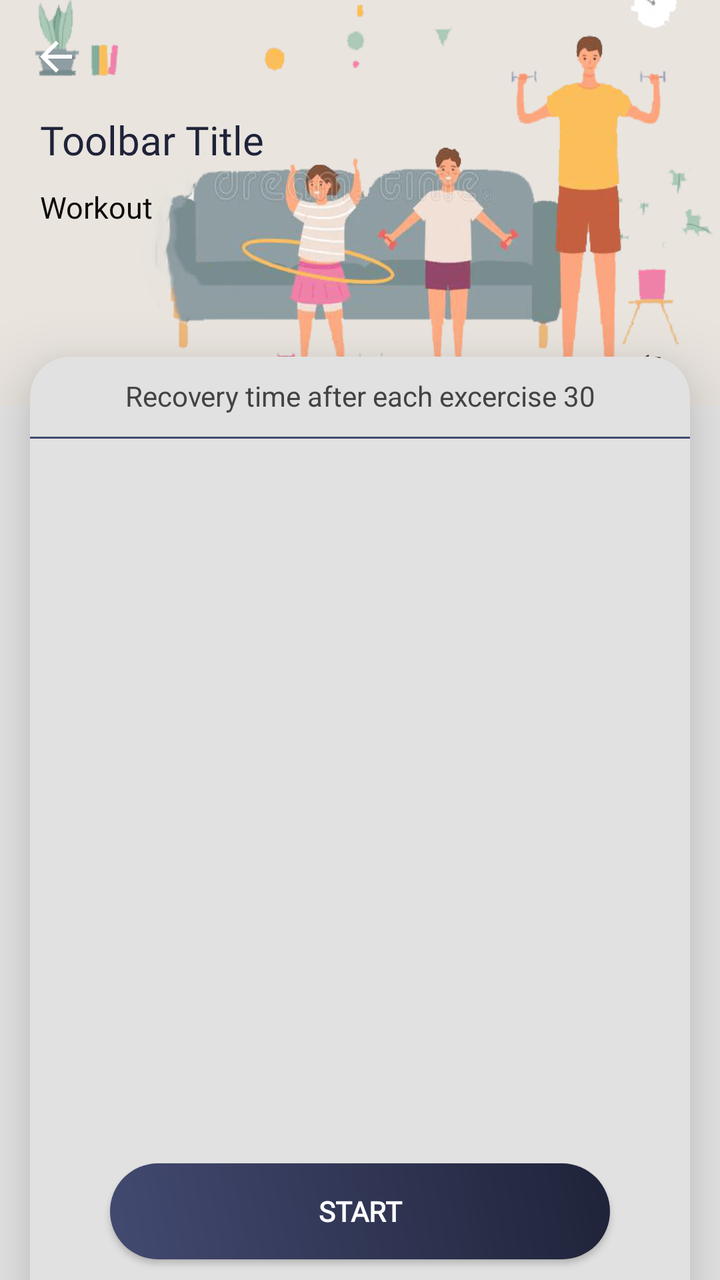
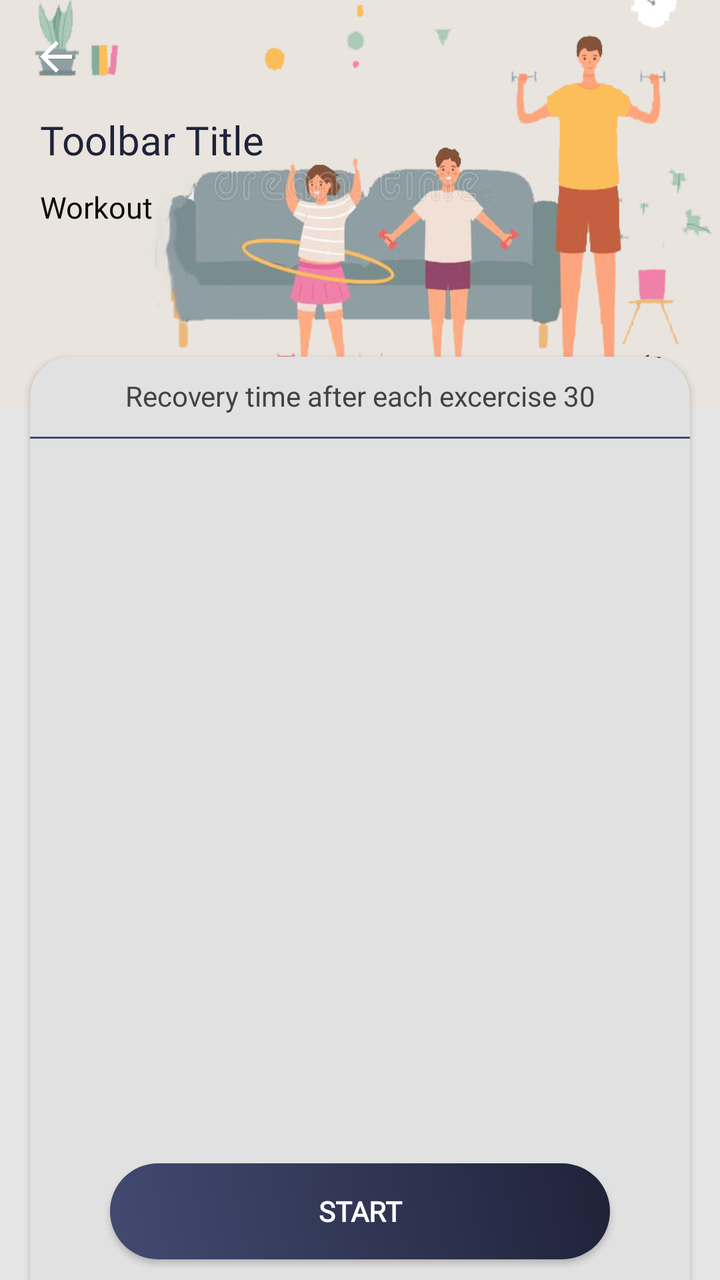

Before-and-after screenshots of an Android layout around one commit, followed by the original layout XML and the change that was made.
<!-- AndroidManifest.xml: application theme AppTheme -->
<!-- res/layout/day_layout.xml -->
<?xml version="1.0" encoding="utf-8"?>
<androidx.coordinatorlayout.widget.CoordinatorLayout xmlns:android="http://schemas.android.com/apk/res/android"
    xmlns:aapt="http://schemas.android.com/aapt"
    xmlns:app="http://schemas.android.com/apk/res-auto"
    android:layout_width="match_parent"
    android:layout_height="match_parent"
    android:background="@color/gray_color"
    android:orientation="vertical">

    <LinearLayout
        android:id="@+id/container"
        android:layout_width="match_parent"
        android:layout_height="match_parent"
        android:orientation="vertical">

        <com.google.android.material.appbar.AppBarLayout
            android:id="@+id/appBarLayout"
            android:layout_width="match_parent"
            android:layout_height="wrap_content"
            android:layout_marginTop="-30dp"
            android:background="@mipmap/workout_banner_newer">


            <androidx.appcompat.widget.Toolbar
                android:id="@+id/mtoolbar"
                android:layout_width="match_parent"
                android:layout_height="match_parent"
                android:layout_gravity="center_vertical"
                android:layout_marginTop="30dp"
                android:gravity="center"
                android:theme="@style/myToolbarTheme"
                app:navigationIcon="?attr/homeAsUpIndicator">

                <TextView
                    android:id="@+id/mtoolbar_title"
                    android:layout_width="match_parent"
                    android:layout_height="match_parent"
                    android:fontFamily="@font/roboto_black"
                    android:gravity="start"
                    android:text="Toolbar Title"
                    android:textAlignment="textStart"
                    android:textColor="@color/black"
                    android:textSize="20sp"
                    android:visibility="gone" />
            </androidx.appcompat.widget.Toolbar>


            <TextView
                android:id="@+id/mtoolbar_title1"
                android:layout_width="match_parent"
                android:layout_height="match_parent"
                android:layout_marginLeft="@dimen/text_20"
                android:fontFamily="@font/roboto_black"
                android:gravity="start"
                android:text="Toolbar Title"
                android:textAlignment="textStart"
                android:textColor="@color/colorPrimaryDark"
                android:textSize="20sp" />

            <TextView
                android:id="@+id/title"
                android:layout_width="match_parent"
                android:layout_height="match_parent"
                android:layout_marginLeft="20dp"
                android:layout_marginTop="10dp"
                android:fontFamily="@font/gothic"
                android:text="Workout"
                android:textColor="@color/colorBlack"
                android:textSize="15sp" />
        </com.google.android.material.appbar.AppBarLayout>

        <androidx.cardview.widget.CardView
            android:id="@+id/cardviewone"
            android:layout_width="match_parent"
            android:layout_height="match_parent"
            android:layout_marginLeft="@dimen/text_15"
            android:layout_marginTop="-25dp"
            android:layout_marginBottom="-20dp"
            android:layout_marginRight="@dimen/text_15"
            android:orientation="horizontal"
            app:cardBackgroundColor="#e1e1e1"
            app:cardCornerRadius="20dp"
            app:cardElevation="20dip">

            <TextView
                android:layout_width="match_parent"
                android:textAlignment="center"
                android:layout_marginTop="10dp"
                android:textColor="@color/grey_calendar"
                android:text="Recovery time after each excercise 30"
                android:layout_height="wrap_content"/>
            <RelativeLayout
                android:layout_width="match_parent"
                android:layout_height="1dp"
                android:background="@color/colorPrimary"
                android:layout_marginTop="40dp"/>

            <androidx.recyclerview.widget.RecyclerView
                android:id="@+id/recyclerAllDaysList"
                android:layout_width="match_parent"
                android:layout_height="match_parent"
                android:layout_marginBottom="-30dp"
                android:background="#e1e1e1"
                android:layout_marginRight="5dp"
                android:layout_marginLeft="10dp"
                android:layout_marginTop="45dp"
                app:layout_behavior="@string/appbar_scrolling_view_behavior" />

            <Button
                android:id="@+id/buttonTwo"
                android:layout_width="250dp"
                android:layout_height="wrap_content"
                android:layout_gravity="bottom|center_vertical|center_horizontal|center"
                android:layout_marginLeft="15dp"
                android:layout_marginTop="5dp"
                android:layout_marginRight="15dp"
                android:layout_marginBottom="30dp"
                android:background="@drawable/a3_grad"
                android:fontFamily="@font/robotomedium"
                android:text="@string/start"
                android:textColor="#fff"
                android:textStyle="bold" />
        </androidx.cardview.widget.CardView>
    </LinearLayout>
</androidx.coordinatorlayout.widget.CoordinatorLayout>
<!-- resources referenced by this layout -->
<resources>
  <color name="black">#000000</color>
  <color name="colorBlack">#090909</color>
  <color name="colorPrimary">#434A71</color>
  <color name="colorPrimaryDark">#1F2339</color>
  <color name="gray_color">#E6E6E6</color>
  <color name="grey_calendar">#434343</color>
  <dimen name="text_15">15sp</dimen>
  <dimen name="text_20">20sp</dimen>
  <!-- drawable a3_grad (drawable) -->
  <?xml version="1.0" encoding="utf-8"?>
  <shape xmlns:android="http://schemas.android.com/apk/res/android">
  <gradient
      android:angle="225"
      android:endColor="#434A71"
      android:startColor="#1F2339" />
  
  <corners android:radius="200dp"/>
  
  </shape>
  <!-- mipmap workout_banner_newer: png bitmap (mipmap-xhdpi, 44911 bytes) -->
  <string name="start">Start</string>
  <style name="myToolbarTheme" parent="@style/ThemeOverlay.AppCompat.Dark.ActionBar">
          <item name="colorControlNormal">@color/white</item>
      </style>
  <style name="AppTheme" parent="Theme.AppCompat.Light.DarkActionBar">
          
          <item name="colorPrimary">@color/colorPrimary</item>
          <item name="colorPrimaryDark">@color/colorPrimaryDark</item>
          <item name="colorAccent">@color/colorAccent</item>
      </style>
  <color name="white">#ffffff</color>
  <color name="colorAccent">#1F2339</color>
</resources>

<!-- the commit's change to res/layout/day_layout.xml (unified diff, before → after) -->
@@ -80,7 +80,7 @@
             android:orientation="horizontal"
             app:cardBackgroundColor="#e1e1e1"
             app:cardCornerRadius="20dp"
-            app:cardElevation="20dip">
+            android:elevation="20dp">
 
             <TextView
                 android:layout_width="match_parent"
